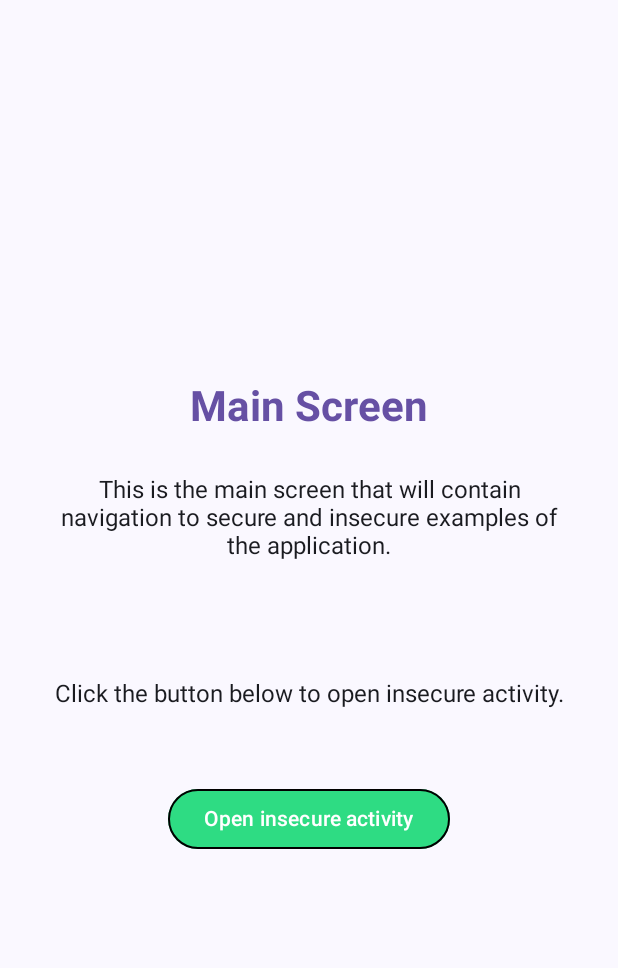
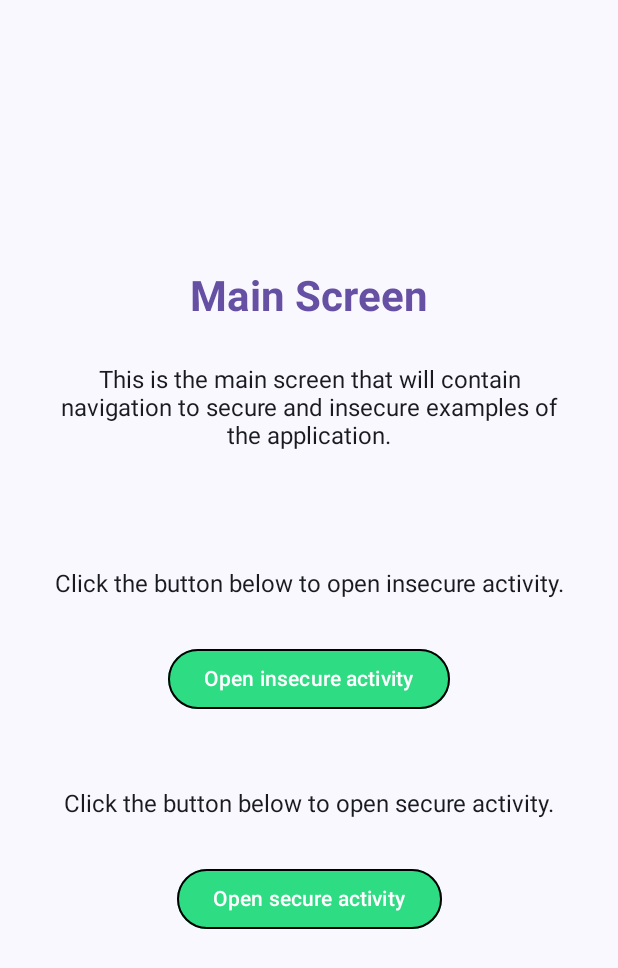
Before and after one commit to whatminjacodes/secure-android-development, an Android app built with Jetpack Compose: the screen it shows after launch (MainActivity), on a phone screen of 412 x 824 dp. Shown: the top 968 px of the screen. Run offline under Robolectric (Android 15) with nearby library versions, the phone set to English and light mode, and no system bars.

Commit message:
Added secure and insecure activites

```diff
--- /dev/null
+++ b/resents-screen-screenshot/app/src/main/java/com/example/recentsscreenscreenshot/MainActivity.kt
@@ -0,0 +1,120 @@
+package com.example.recentsscreenscreenshot
+
+import android.content.Intent
+import android.os.Bundle
+import androidx.activity.ComponentActivity
+import androidx.activity.compose.setContent
+import androidx.compose.foundation.BorderStroke
+import androidx.compose.foundation.layout.Arrangement
+import androidx.compose.foundation.layout.Column
+import androidx.compose.foundation.layout.Spacer
+import androidx.compose.foundation.layout.fillMaxHeight
+import androidx.compose.foundation.layout.fillMaxWidth
+import androidx.compose.foundation.layout.height
+import androidx.compose.foundation.layout.padding
+import androidx.compose.material3.ButtonDefaults
+import androidx.compose.material3.OutlinedButton
+import androidx.compose.material3.Surface
+import androidx.compose.material3.Text
+import androidx.compose.ui.Alignment
+import androidx.compose.ui.Modifier
+import androidx.compose.ui.graphics.Color
+import androidx.compose.ui.text.TextStyle
+import androidx.compose.ui.text.font.FontWeight
+import androidx.compose.ui.text.style.TextAlign
+import androidx.compose.ui.unit.dp
+import androidx.compose.ui.unit.sp
+import com.example.recentsscreenscreenshot.insecure.InSecureActivity
+import com.example.recentsscreenscreenshot.secure.SecureActivity
+import com.example.recentsscreenscreenshot.ui.theme.Purple40
+import com.example.recentsscreenscreenshot.ui.theme.RecentsScreenScreenshotTheme
+
+class MainActivity : ComponentActivity() {
+    override fun onCreate(savedInstanceState: Bundle?) {
+        super.onCreate(savedInstanceState)
+
+        setContent {
+            RecentsScreenScreenshotTheme() {
+                Surface(
+                    modifier = Modifier.fillMaxWidth(),
+                ) {
+                    Column(
+                        modifier = Modifier
+                            .fillMaxWidth()
+                            .fillMaxHeight(),
+                        verticalArrangement = Arrangement.Center,
+                        horizontalAlignment = Alignment.CenterHorizontally
+                    ) {
+
+                        Text(
+                            text = "Main Screen",
+                            style = TextStyle(
+                                fontSize = 28.sp,
+                                color = Purple40,
+                                fontWeight = FontWeight.W700
+                            )
+                        )
+                        Text(
+                            "This is the main screen that will contain navigation to secure and insecure examples of the application.",
+                            style = TextStyle(
+                                fontSize = 16.sp,
+                                textAlign = TextAlign.Center
+                            ),
+                            modifier = Modifier.padding(30.dp)
+                        )
+
+                        Spacer(modifier = Modifier.height(20.dp))
+
+                        Text(
+                            "Click the button below to open insecure activity.",
+                            style = TextStyle(
+                                fontSize = 16.sp,
+                                textAlign = TextAlign.Center
+                            ),
+                            modifier = Modifier.padding(30.dp)
+                        )
+
+                        OutlinedButton(
+                            onClick = { startInsecureActivity() },
+                            colors = ButtonDefaults.buttonColors(containerColor = Color(0xFF2EDC83),),
+                            border = BorderStroke(1.dp, color = Color.Black)
+                        ) {
+                            Text(text = "Open insecure activity")
+                        }
+
+                        Spacer(modifier = Modifier.height(20.dp))
+
+                        Text(
+                            "Click the button below to open secure activity.",
+                            style = TextStyle(
+                                fontSize = 16.sp,
+                                textAlign = TextAlign.Center
+                            ),
+                            modifier = Modifier.padding(30.dp)
+                        )
+
+                        OutlinedButton(
+                            onClick = { startSecureActivity() },
+                            colors = ButtonDefaults.buttonColors(containerColor = Color(0xFF2EDC83),),
+                            border = BorderStroke(1.dp, color = Color.Black)
+                        ) {
+                            Text(text = "Open secure activity")
+                        }
+
+                        Spacer(modifier = Modifier.height(20.dp))
+                    }
+                }
+            }
+        }
+    }
+
+    private fun startInsecureActivity() {
+        val intent = Intent(this, InSecureActivity::class.java)
+        startActivity(intent)
+    }
+
+    private fun startSecureActivity() {
+        val intent = Intent(this, SecureActivity::class.java)
+        startActivity(intent)
+    }
+}
--- a/resents-screen-screenshot/app/src/main/java/com/example/recentsscreenscreenshot/main/MainActivity.kt
+++ b/resents-screen-screenshot/app/src/main/java/com/example/recentsscreenscreenshot/insecure/InSecureActivity.kt
@@ -1,10 +1,8 @@
-package com.example.recentsscreenscreenshot.main
+package com.example.recentsscreenscreenshot.insecure
 
-import android.content.Intent
 import android.os.Bundle
 import androidx.activity.ComponentActivity
 import androidx.activity.compose.setContent
-import androidx.compose.foundation.BorderStroke
 import androidx.compose.foundation.layout.Arrangement
 import androidx.compose.foundation.layout.Column
 import androidx.compose.foundation.layout.Spacer
@@ -12,23 +10,19 @@ import androidx.compose.foundation.layout.fillMaxHeight
 import androidx.compose.foundation.layout.fillMaxWidth
 import androidx.compose.foundation.layout.height
 import androidx.compose.foundation.layout.padding
-import androidx.compose.material3.ButtonDefaults
-import androidx.compose.material3.OutlinedButton
 import androidx.compose.material3.Surface
 import androidx.compose.material3.Text
 import androidx.compose.ui.Alignment
 import androidx.compose.ui.Modifier
-import androidx.compose.ui.graphics.Color
 import androidx.compose.ui.text.TextStyle
 import androidx.compose.ui.text.font.FontWeight
 import androidx.compose.ui.text.style.TextAlign
 import androidx.compose.ui.unit.dp
 import androidx.compose.ui.unit.sp
-import com.example.recentsscreenscreenshot.insecure.activity.InSecureActivity
 import com.example.recentsscreenscreenshot.ui.theme.Purple40
 import com.example.recentsscreenscreenshot.ui.theme.RecentsScreenScreenshotTheme
 
-class MainActivity : ComponentActivity() {
+class InSecureActivity : ComponentActivity() {
     override fun onCreate(savedInstanceState: Bundle?) {
         super.onCreate(savedInstanceState)
         setContent {
@@ -45,7 +39,7 @@ class MainActivity : ComponentActivity() {
                     ) {
 
                         Text(
-                            text = "Main Screen",
+                            text = "Insecure Activity Screen",
                             style = TextStyle(
                                 fontSize = 28.sp,
                                 color = Purple40,
@@ -53,7 +47,7 @@ class MainActivity : ComponentActivity() {
                             )
                         )
                         Text(
-                            "This is the main screen that will contain navigation to secure and insecure examples of the application.",
+                            "This is the insecure activity that can be captured by Android system to be shown on Recents screen.",
                             style = TextStyle(
                                 fontSize = 16.sp,
                                 textAlign = TextAlign.Center
@@ -64,7 +58,7 @@ class MainActivity : ComponentActivity() {
                         Spacer(modifier = Modifier.height(20.dp))
 
                         Text(
-                            "Click the button below to open insecure activity.",
+                            "Here could be some sensitive data visible, such as names, addresses or other identifiers.",
                             style = TextStyle(
                                 fontSize = 16.sp,
                                 textAlign = TextAlign.Center
@@ -72,23 +66,9 @@ class MainActivity : ComponentActivity() {
                             modifier = Modifier.padding(30.dp)
                         )
 
-                        Spacer(modifier = Modifier.height(20.dp))
-
-                        OutlinedButton(
-                            onClick = { startInsecureActivity() },
-                            colors = ButtonDefaults.buttonColors(containerColor = Color(0xFF2EDC83),),
-                            border = BorderStroke(1.dp, color = Color.Black)
-                        ) {
-                            Text(text = "Open insecure activity")
-                        }
                     }
                 }
             }
         }
     }
-
-    private fun startInsecureActivity() {
-        val intent = Intent(this, InSecureActivity::class.java)
-        startActivity(intent)
-    }
 }
```
Also changed, not shown: resents-screen-screenshot/app/src/main/AndroidManifest.xml (+8 -2 lines), resents-screen-screenshot/app/src/main/java/com/example/recentsscreenscreenshot/NavGraph.kt (deleted, +0 -31 lines), resents-screen-screenshot/app/src/main/java/com/example/recentsscreenscreenshot/insecure/StartScreen.kt (deleted, +0 -40 lines), resents-screen-screenshot/app/src/main/java/com/example/recentsscreenscreenshot/insecure/StartScreenRoute.kt (deleted, +0 -8 lines), resents-screen-screenshot/app/src/main/java/com/example/recentsscreenscreenshot/insecure/activity/InSecureActivity.kt (deleted, +0 -18 lines), resents-screen-screenshot/app/src/main/java/com/example/recentsscreenscreenshot/insecure/activity/InSecureActivityScreen.kt (deleted, +0 -40 lines), resents-screen-screenshot/app/src/main/java/com/example/recentsscreenscreenshot/main/MainScreen.kt (deleted, +0 -79 lines), resents-screen-screenshot/app/src/main/java/com/example/recentsscreenscreenshot/main/MainScreenRoute.kt (deleted, +0 -10 lines), resents-screen-screenshot/app/src/main/java/com/example/recentsscreenscreenshot/secure/SecureActivity.kt (added, +92 -0 lines).
